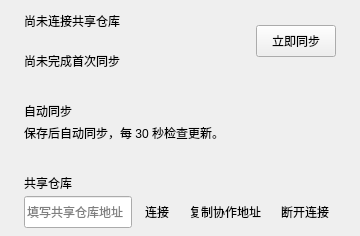
Before: the Qt Designer form windows/mainwindow_child/homepage/pages/homepage_page_collaboration.ui in Zao-chen/ZcVersionBox, drawn with Qt 5.
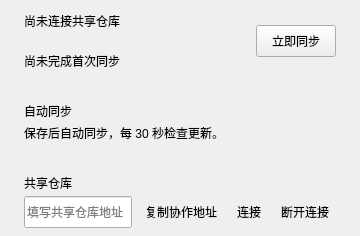
After: the same form once the commit is applied.

Commit message: style(ui): 将复制地址按钮调整至连接按钮左侧

Patch:
```diff
--- a/windows/mainwindow_child/homepage/pages/homepage_page_collaboration.ui
+++ b/windows/mainwindow_child/homepage/pages/homepage_page_collaboration.ui
@@ -30,8 +30,8 @@
        <item><widget class="QLabel" name="remoteTitle"><property name="text"><string>共享仓库</string></property></widget></item>
        <item><layout class="QHBoxLayout" name="addressRow"><property name="spacing"><number>6</number></property>
         <item><widget class="QLineEdit" name="remoteUrl"><property name="placeholderText"><string>填写共享仓库地址</string></property><property name="toolTip"><string>例如 https://github.com/team/project.git</string></property><property name="accessibleName"><string>共享仓库地址</string></property><property name="minimumSize"><size><width>0</width><height>32</height></size></property></widget></item>
-        <item alignment="Qt::AlignLeft|Qt::AlignVCenter"><widget class="QToolButton" name="connectButton"><property name="text"><string>连接</string></property><property name="toolTip"><string>连接</string></property><property name="accessibleName"><string>连接</string></property><property name="autoRaise"><bool>true</bool></property><property name="focusPolicy"><enum>Qt::TabFocus</enum></property><property name="minimumSize"><size><width>28</width><height>32</height></size></property></widget></item>
         <item alignment="Qt::AlignLeft|Qt::AlignVCenter"><widget class="QToolButton" name="copyButton"><property name="text"><string>复制协作地址</string></property><property name="toolTip"><string>复制协作地址</string></property><property name="accessibleName"><string>复制协作地址</string></property><property name="autoRaise"><bool>true</bool></property><property name="focusPolicy"><enum>Qt::TabFocus</enum></property><property name="minimumSize"><size><width>28</width><height>32</height></size></property></widget></item>
+        <item alignment="Qt::AlignLeft|Qt::AlignVCenter"><widget class="QToolButton" name="connectButton"><property name="text"><string>连接</string></property><property name="toolTip"><string>连接</string></property><property name="accessibleName"><string>连接</string></property><property name="autoRaise"><bool>true</bool></property><property name="focusPolicy"><enum>Qt::TabFocus</enum></property><property name="minimumSize"><size><width>28</width><height>32</height></size></property></widget></item>
         <item alignment="Qt::AlignLeft|Qt::AlignVCenter"><widget class="QToolButton" name="disconnectButton"><property name="text"><string>断开连接</string></property><property name="toolTip"><string>断开连接</string></property><property name="accessibleName"><string>断开连接</string></property><property name="autoRaise"><bool>true</bool></property><property name="focusPolicy"><enum>Qt::TabFocus</enum></property><property name="minimumSize"><size><width>28</width><height>32</height></size></property></widget></item>
        </layout></item>
       </layout></item>
```
